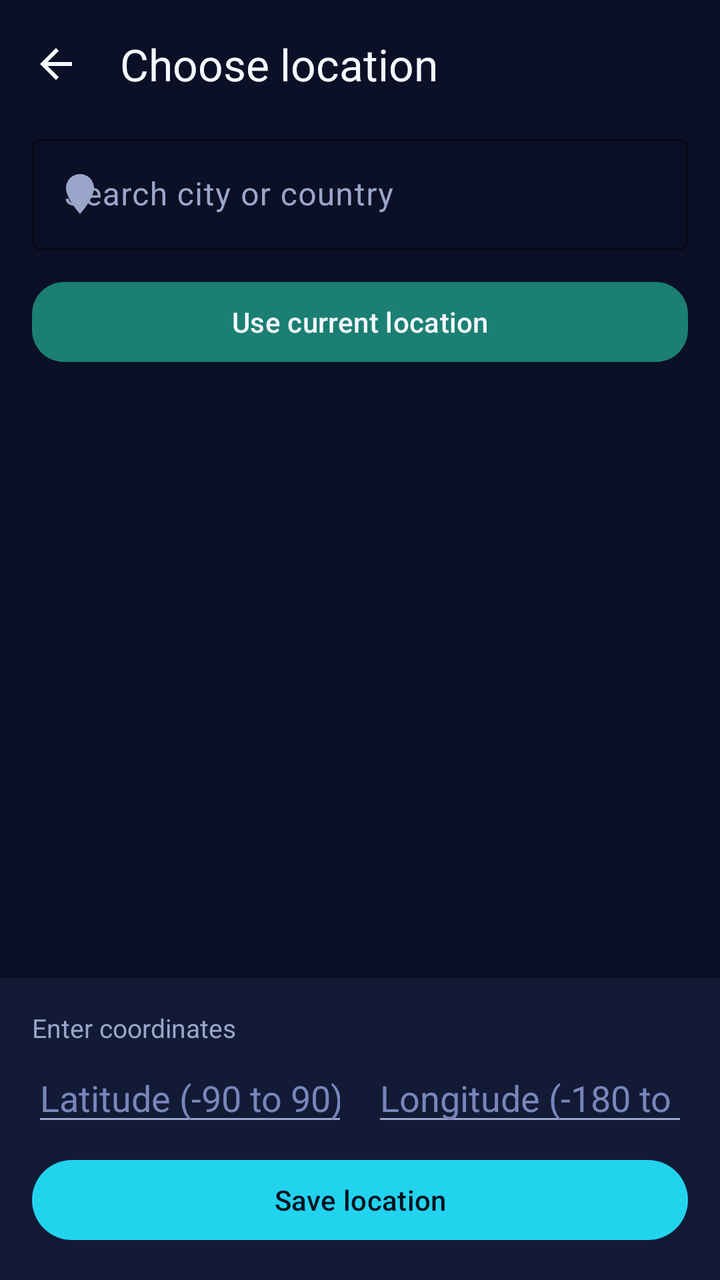
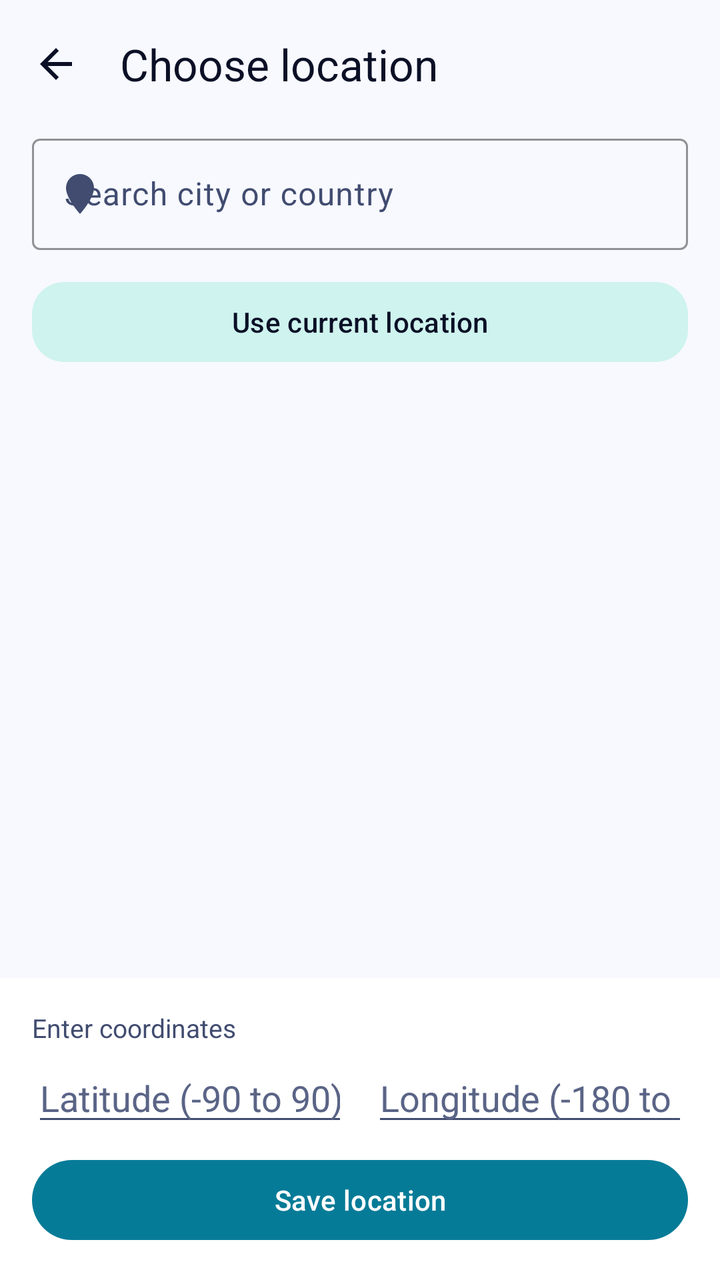

Screens rendered from an Android XML layout before and after an edit, with the pre-edit source and the edit as a unified diff.
<!-- AndroidManifest.xml: application theme Theme.SHSCalendar -->
<!-- res/layout/activity_location_picker.xml -->
<?xml version="1.0" encoding="utf-8"?>
<LinearLayout xmlns:android="http://schemas.android.com/apk/res/android"
    xmlns:app="http://schemas.android.com/apk/res-auto"
    android:layout_width="match_parent"
    android:layout_height="match_parent"
    android:background="@color/shs_night"
    android:orientation="vertical">

    <com.google.android.material.appbar.MaterialToolbar
        android:id="@+id/picker_toolbar"
        android:layout_width="match_parent"
        android:layout_height="?attr/actionBarSize"
        android:background="@android:color/transparent"
        app:navigationIcon="@drawable/ic_back"
        app:title="@string/location_picker_title"
        app:titleTextColor="@color/shs_text_primary" />

    <com.google.android.material.textfield.TextInputLayout
        android:layout_width="match_parent"
        android:layout_height="wrap_content"
        android:layout_marginHorizontal="@dimen/shs_screen_padding"
        android:hint="@string/location_search_hint"
        app:boxBackgroundMode="outline"
        app:boxStrokeColor="@color/shs_cyan"
        app:startIconDrawable="@drawable/ic_location">

        <com.google.android.material.textfield.TextInputEditText
            android:id="@+id/picker_search"
            android:layout_width="match_parent"
            android:layout_height="wrap_content"
            android:imeOptions="actionSearch"
            android:inputType="text"
            android:maxLines="1" />
    </com.google.android.material.textfield.TextInputLayout>

    <LinearLayout
        android:layout_width="match_parent"
        android:layout_height="wrap_content"
        android:layout_marginTop="@dimen/shs_space_sm"
        android:orientation="horizontal"
        android:paddingHorizontal="@dimen/shs_screen_padding">

        <com.google.android.material.button.MaterialButton
            android:id="@+id/picker_use_gps"
            style="@style/Widget.Material3.Button.TonalButton"
            android:layout_width="0dp"
            android:layout_height="wrap_content"
            android:layout_weight="1"
            android:text="@string/location_use_gps"
            app:cornerRadius="@dimen/shs_space_md" />
    </LinearLayout>

    <ListView
        android:id="@+id/picker_city_list"
        android:layout_width="match_parent"
        android:layout_height="0dp"
        android:layout_marginTop="@dimen/shs_space_sm"
        android:layout_weight="1"
        android:divider="@android:color/transparent"
        android:dividerHeight="@dimen/shs_space_xxs"
        android:scrollbars="none" />

    <TextView
        android:id="@+id/picker_empty"
        android:layout_width="match_parent"
        android:layout_height="0dp"
        android:layout_weight="1"
        android:gravity="center"
        android:text="@string/location_empty_search"
        android:textColor="@color/shs_text_muted"
        android:visibility="gone" />

    
    <LinearLayout
        android:layout_width="match_parent"
        android:layout_height="wrap_content"
        android:background="@color/shs_surface"
        android:orientation="vertical"
        android:padding="@dimen/shs_screen_padding">

        <TextView
            android:layout_width="wrap_content"
            android:layout_height="wrap_content"
            android:text="@string/location_manual_title"
            android:textColor="@color/shs_text_secondary"
            android:textSize="@dimen/shs_text_caption" />

        <LinearLayout
            android:layout_width="match_parent"
            android:layout_height="wrap_content"
            android:layout_marginTop="@dimen/shs_space_xxs"
            android:orientation="horizontal">

            <EditText
                android:id="@+id/picker_latitude"
                android:layout_width="0dp"
                android:layout_height="wrap_content"
                android:layout_weight="1"
                android:hint="@string/location_latitude_hint"
                android:importantForAutofill="no"
                android:inputType="numberDecimal|numberSigned"
                android:maxLines="1" />

            <EditText
                android:id="@+id/picker_longitude"
                android:layout_width="0dp"
                android:layout_height="wrap_content"
                android:layout_marginStart="@dimen/shs_space_sm"
                android:layout_weight="1"
                android:hint="@string/location_longitude_hint"
                android:importantForAutofill="no"
                android:inputType="numberDecimal|numberSigned"
                android:maxLines="1" />
        </LinearLayout>

        <com.google.android.material.button.MaterialButton
            android:id="@+id/picker_save"
            android:layout_width="match_parent"
            android:layout_height="wrap_content"
            android:layout_marginTop="@dimen/shs_space_xs"
            android:text="@string/location_save" />
    </LinearLayout>
</LinearLayout>
<!-- resources referenced by this layout -->
<resources>
  <color name="shs_cyan">#22D3EE</color>
  <color name="shs_night">#0B1026</color>
  <color name="shs_surface">#121A36</color>
  <color name="shs_text_muted">#7886BA</color>
  <color name="shs_text_primary">#F5F8FF</color>
  <color name="shs_text_secondary">#9AA6C9</color>
  <dimen name="shs_screen_padding">16dp</dimen>
  <dimen name="shs_space_md">16dp</dimen>
  <dimen name="shs_space_sm">12dp</dimen>
  <dimen name="shs_space_xs">8dp</dimen>
  <dimen name="shs_space_xxs">4dp</dimen>
  <dimen name="shs_text_caption">13sp</dimen>
  <!-- drawable ic_back (drawable) -->
  <?xml version="1.0" encoding="utf-8"?>
  <vector xmlns:android="http://schemas.android.com/apk/res/android"
      android:width="24dp"
      android:height="24dp"
      android:tint="@color/shs_text_primary"
      android:viewportWidth="24"
      android:viewportHeight="24">
      <path
          android:fillColor="#FFFFFFFF"
          android:pathData="M20,11H7.83l5.59,-5.59L12,4l-8,8 8,8 1.41,-1.41L7.83,13H20v-2z" />
  </vector>
  <!-- drawable ic_location (drawable) -->
  <vector xmlns:android="http://schemas.android.com/apk/res/android"
      android:width="24dp" android:height="24dp"
      android:viewportWidth="24" android:viewportHeight="24">
      <path android:fillColor="#FFFFFFFF"
          android:pathData="M12,2a7,7 0,0 1,7 7c0,5.25 -7,13 -7,13S5,14.25 5,9a7,7 0,0 1,7 -7zM12,11.5a2.5,2.5 0,0 1,0 -5a2.5,2.5 0,0 1,0 5z" />
  </vector>
  <string name="location_picker_title">Choose location</string>
  <string name="location_save">Save location</string>
  <string name="location_use_gps">Use current location</string>
  <style name="Theme.SHSCalendar" parent="Theme.Material3.Dark.NoActionBar">
          <item name="colorPrimary">@color/shs_cyan</item>
          <item name="colorOnPrimary">@color/shs_text_on_accent</item>
          <item name="colorPrimaryContainer">@color/shs_cyan_deep</item>
          <item name="colorOnPrimaryContainer">@color/shs_text_primary</item>
  
          <item name="colorSecondary">@color/shs_teal</item>
          <item name="colorOnSecondary">@color/shs_text_on_accent</item>
          <item name="colorSecondaryContainer">@color/shs_teal_deep</item>
          <item name="colorOnSecondaryContainer">@color/shs_text_primary</item>
  
          <item name="colorTertiary">@color/shs_indigo</item>
          <item name="colorOnTertiary">@color/shs_text_on_accent</item>
  
          <item name="colorError">@color/shs_danger</item>
          <item name="colorOnError">@color/shs_text_on_accent</item>
  
          <item name="android:colorBackground">@color/shs_night</item>
          <item name="colorSurface">@color/shs_surface</item>
          <item name="colorSurfaceVariant">@color/shs_surface_high</item>
          <item name="colorOnSurface">@color/shs_text_primary</item>
          <item name="colorOnSurfaceVariant">@color/shs_text_secondary</item>
          <item name="colorOutline">@color/shs_stroke</item>
  
          <item name="android:statusBarColor">@color/shs_night</item>
          <item name="android:navigationBarColor">@color/shs_nav_bg</item>
          <item name="android:windowBackground">@color/shs_night</item>
          <item name="android:textColorPrimary">@color/shs_text_primary</item>
          <item name="android:textColorSecondary">@color/shs_text_secondary</item>
          <item name="android:textColorHint">@color/shs_text_muted</item>
  
          <item name="materialAlertDialogTheme">@style/Theme.SHSCalendar.Dialog</item>
      </style>
  <color name="shs_text_on_accent">#06121F</color>
  <color name="shs_cyan_deep">#067B97</color>
  <color name="shs_teal">#2DD4BF</color>
  <color name="shs_teal_deep">#1B7F73</color>
  <color name="shs_indigo">#818CF8</color>
  <color name="shs_danger">#FB7185</color>
  <color name="shs_surface_high">#1A2447</color>
  <color name="shs_stroke">#243059</color>
  <color name="shs_nav_bg">#0D132C</color>
  <dimen name="shs_radius_card">22dp</dimen>
  <!-- unchanged entries left out for length: 7 -->
</resources>

<!-- the commit's change to res/layout/activity_location_picker.xml (unified diff, before → after) -->
@@ -3,7 +3,7 @@
     xmlns:app="http://schemas.android.com/apk/res-auto"
     android:layout_width="match_parent"
     android:layout_height="match_parent"
-    android:background="@color/shs_night"
+    android:background="?android:attr/colorBackground"
     android:orientation="vertical">
 
     <com.google.android.material.appbar.MaterialToolbar
<!-- resource entries referenced after the edit -->
@@ -1,11 +1,11 @@
 <!-- resources referenced by this layout -->
 <resources>
-  <color name="shs_cyan">#22D3EE</color>
-  <color name="shs_night">#0B1026</color>
-  <color name="shs_surface">#121A36</color>
-  <color name="shs_text_muted">#7886BA</color>
-  <color name="shs_text_primary">#F5F8FF</color>
-  <color name="shs_text_secondary">#9AA6C9</color>
+  <color name="shs_cyan">#067B97</color>
+  <color name="shs_night">#F7F9FF</color>
+  <color name="shs_surface">#FFFFFF</color>
+  <color name="shs_text_muted">#5A6486</color>
+  <color name="shs_text_primary">#0B1026</color>
+  <color name="shs_text_secondary">#414C70</color>
   <dimen name="shs_screen_padding">16dp</dimen>
   <dimen name="shs_space_md">16dp</dimen>
   <dimen name="shs_space_sm">12dp</dimen>
@@ -21,20 +21,20 @@
       android:viewportWidth="24"
       android:viewportHeight="24">
       <path
-          android:fillColor="#FFFFFFFF"
+          android:fillColor="@color/shs_text_primary"
           android:pathData="M20,11H7.83l5.59,-5.59L12,4l-8,8 8,8 1.41,-1.41L7.83,13H20v-2z" />
   </vector>
   <!-- drawable ic_location (drawable) -->
   <vector xmlns:android="http://schemas.android.com/apk/res/android"
       android:width="24dp" android:height="24dp"
       android:viewportWidth="24" android:viewportHeight="24">
-      <path android:fillColor="#FFFFFFFF"
+      <path android:fillColor="@color/shs_text_primary"
           android:pathData="M12,2a7,7 0,0 1,7 7c0,5.25 -7,13 -7,13S5,14.25 5,9a7,7 0,0 1,7 -7zM12,11.5a2.5,2.5 0,0 1,0 -5a2.5,2.5 0,0 1,0 5z" />
   </vector>
   <string name="location_picker_title">Choose location</string>
   <string name="location_save">Save location</string>
   <string name="location_use_gps">Use current location</string>
-  <style name="Theme.SHSCalendar" parent="Theme.Material3.Dark.NoActionBar">
+  <style name="Theme.SHSCalendar" parent="Theme.SHSParent">
           <item name="colorPrimary">@color/shs_cyan</item>
           <item name="colorOnPrimary">@color/shs_text_on_accent</item>
           <item name="colorPrimaryContainer">@color/shs_cyan_deep</item>
@@ -67,15 +67,16 @@
   
           <item name="materialAlertDialogTheme">@style/Theme.SHSCalendar.Dialog</item>
       </style>
-  <color name="shs_text_on_accent">#06121F</color>
-  <color name="shs_cyan_deep">#067B97</color>
-  <color name="shs_teal">#2DD4BF</color>
-  <color name="shs_teal_deep">#1B7F73</color>
-  <color name="shs_indigo">#818CF8</color>
-  <color name="shs_danger">#FB7185</color>
-  <color name="shs_surface_high">#1A2447</color>
-  <color name="shs_stroke">#243059</color>
-  <color name="shs_nav_bg">#0D132C</color>
+  <style name="Theme.SHSParent" parent="Theme.Material3.Light.NoActionBar" />
+  <color name="shs_text_on_accent">#FFFFFF</color>
+  <color name="shs_cyan_deep">#CDEDF5</color>
+  <color name="shs_teal">#0F766E</color>
+  <color name="shs_teal_deep">#CFF3EE</color>
+  <color name="shs_indigo">#4F46E5</color>
+  <color name="shs_danger">#BE123C</color>
+  <color name="shs_surface_high">#EEF2FB</color>
+  <color name="shs_stroke">#C3CCE0</color>
+  <color name="shs_nav_bg">#FFFFFF</color>
   <dimen name="shs_radius_card">22dp</dimen>
   <!-- unchanged entries left out for length: 7 -->
 </resources>
